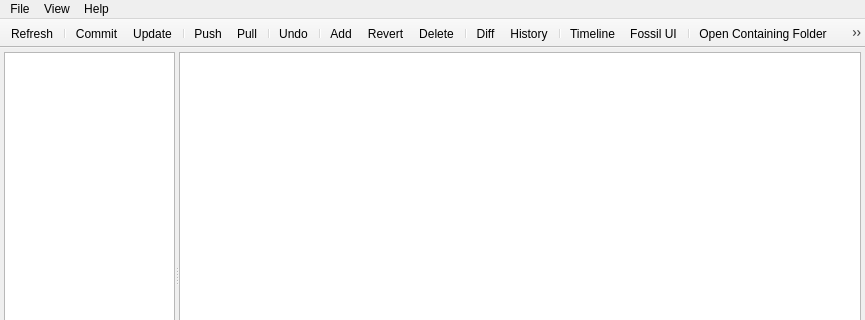
AnotherFoxGuy/diesel-scm, file MainWindow.ui: the form before one commit; both pictures show x 0 to 865 and y 0 to 320 of the 865 by 640 pixel window.
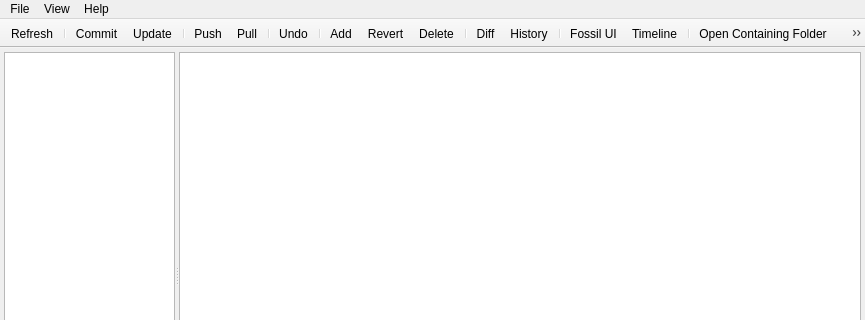
The form after the commit. Icons and pictures are not drawn.

```diff
--- a/MainWindow.ui
+++ b/MainWindow.ui
@@ -200,8 +200,8 @@
    <addaction name="actionDiff"/>
    <addaction name="actionHistory"/>
    <addaction name="separator"/>
-   <addaction name="actionTimeline"/>
    <addaction name="actionFossilUI"/>
+   <addaction name="actionTimeline"/>
    <addaction name="separator"/>
    <addaction name="actionOpenContaining"/>
    <addaction name="actionSettings"/>
```
